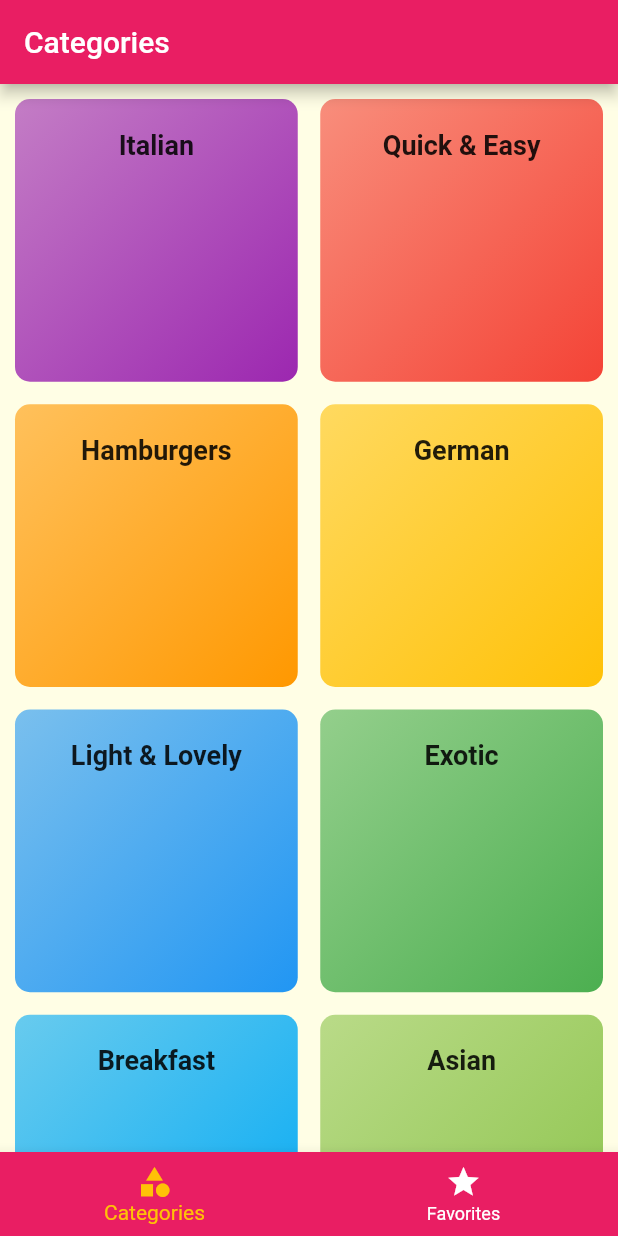
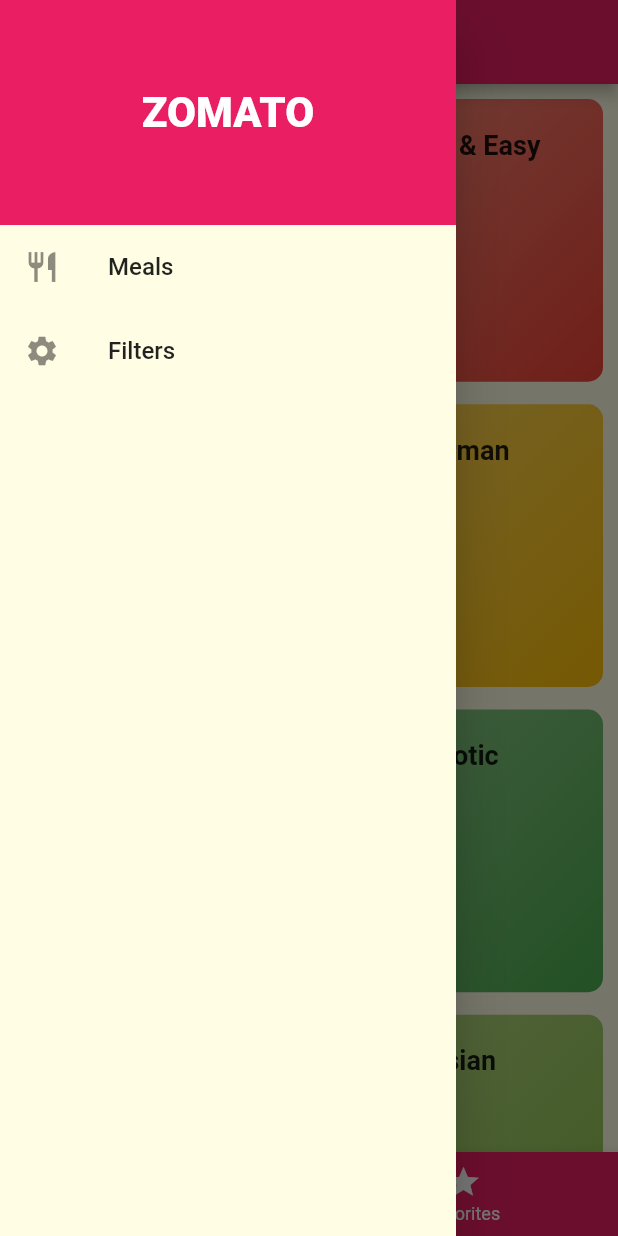
Before and after one commit to udaymahajan/Meals, a Flutter app: the screen it shows after launch, with the side drawer open (before the commit the screen has no drawer), on a phone screen of 412 x 824 dp. Run offline on Flutter 3.47's test engine with Material 2 defaults, Android fonts, the phone set to English and light mode, and no system bars.

Commit message:
added app drawer

```diff
--- a/lib/screens/bottom_tabs_screen.dart
+++ b/lib/screens/bottom_tabs_screen.dart
@@ -1,6 +1,7 @@
 import 'package:flutter/material.dart';
 import './category_screen.dart';
 import './favorites_screen.dart';
+import '../widgets/main_drawer.dart';
 
 class BottomTabsScreen extends StatefulWidget {
 
@@ -12,24 +13,25 @@
 
   int selectedPage = 0;
 
-  Widget build (BuildContext context) {
-
-
-    void selectPage(int index) {
+  void selectPage(int index) {
 
       setState(() => selectedPage = index);
 
     }
 
-    final List<Map<String, Object>> page = [
+  final List<Map<String, Object>> page = [
 
     {'page': CategoriesScreen(), 'title': 'Categories'},
     {'page': FavoritesScreen(), 'title': 'Favorites'},
 
     ];
 
+
+  Widget build (BuildContext context) {
+
     return Scaffold(
       appBar: AppBar(title: Text(page[selectedPage]['title'])),
+      drawer: MainDrawer(),
       body: page[selectedPage]['page'],
       bottomNavigationBar: BottomNavigationBar(
         backgroundColor: Theme.of(context).primaryColor,
--- /dev/null
+++ b/lib/widgets/main_drawer.dart
@@ -0,0 +1,33 @@
+import 'package:flutter/material.dart';
+
+class MainDrawer extends StatelessWidget{
+
+  Widget buildListTile(IconData icon, String title) {
+    return ListTile(
+      leading: Icon(icon),
+      title: Text(title, style: TextStyle(fontSize: 16)),
+    );
+  }
+
+  Widget build(BuildContext context) {
+
+    return Drawer(
+      child: Column(
+        children: [
+          Container(
+            height: 150,
+            width: double.infinity,
+            alignment: Alignment.center,
+            padding: EdgeInsets.all(20),
+            color: Theme.of(context).primaryColor,
+            child: Text('ZOMATO', style: TextStyle(fontWeight: FontWeight.w900, fontSize: 28, color: Colors.white))
+          ),
+          buildListTile(Icons.restaurant, 'Meals'),
+          // SizedBox(height: 1),
+          buildListTile(Icons.settings, 'Filters'),
+        ]
+      ),
+    );
+  }
+
+}
```
